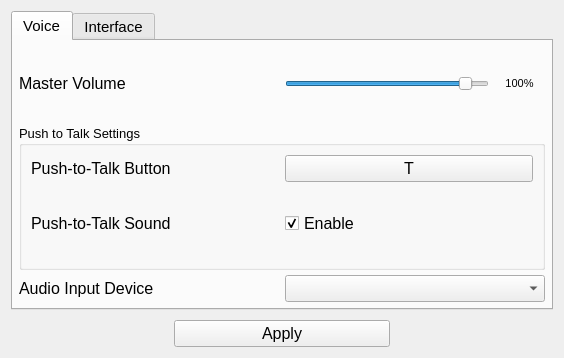
Qt form src/View/SettingsWindow/settingswindow.ui (Flone-dnb/Silent) before a commit.
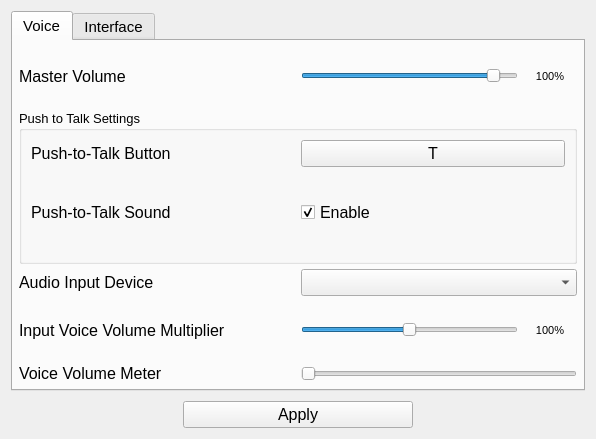
The same form after that commit.

Commit message: Added input voice volume control.

```diff
--- a/src/View/SettingsWindow/settingswindow.ui
+++ b/src/View/SettingsWindow/settingswindow.ui
@@ -6,8 +6,8 @@
    <rect>
     <x>0</x>
     <y>0</y>
-    <width>564</width>
-    <height>358</height>
+    <width>596</width>
+    <height>439</height>
    </rect>
   </property>
   <property name="font">
@@ -23,7 +23,7 @@
    <string notr="true"/>
   </property>
   <widget class="QWidget" name="centralwidget">
-   <layout class="QVBoxLayout" name="verticalLayout_2" stretch="80,20">
+   <layout class="QVBoxLayout" name="verticalLayout_2" stretch="85,15">
     <property name="spacing">
      <number>10</number>
     </property>
@@ -57,7 +57,7 @@
        <attribute name="title">
         <string>Voice</string>
        </attribute>
-       <layout class="QVBoxLayout" name="verticalLayout" stretch="20,40,30">
+       <layout class="QVBoxLayout" name="verticalLayout" stretch="15,40,15,15,15">
         <property name="spacing">
          <number>5</number>
         </property>
@@ -300,6 +300,89 @@
           </item>
          </layout>
         </item>
+        <item>
+         <layout class="QHBoxLayout" name="horizontalLayout_9" stretch="50,50">
+          <item>
+           <widget class="QLabel" name="label_7">
+            <property name="font">
+             <font>
+              <family>Segoe UI</family>
+              <pointsize>12</pointsize>
+             </font>
+            </property>
+            <property name="text">
+             <string>Input Voice Volume Multiplier</string>
+            </property>
+           </widget>
+          </item>
+          <item>
+           <layout class="QHBoxLayout" name="horizontalLayout_10" stretch="80,20">
+            <item>
+             <widget class="QSlider" name="horizontalSlider_input_volume_mult">
+              <property name="maximum">
+               <number>200</number>
+              </property>
+              <property name="value">
+               <number>100</number>
+              </property>
+              <property name="orientation">
+               <enum>Qt::Horizontal</enum>
+              </property>
+             </widget>
+            </item>
+            <item>
+             <widget class="QLabel" name="label_input_voice_mult">
+              <property name="font">
+               <font>
+                <family>Segoe UI</family>
+                <pointsize>8</pointsize>
+               </font>
+              </property>
+              <property name="text">
+               <string>100%</string>
+              </property>
+              <property name="alignment">
+               <set>Qt::AlignCenter</set>
+              </property>
+             </widget>
+            </item>
+           </layout>
+          </item>
+         </layout>
+        </item>
+        <item>
+         <layout class="QHBoxLayout" name="horizontalLayout_8" stretch="50,50">
+          <item>
+           <widget class="QLabel" name="label_6">
+            <property name="font">
+             <font>
+              <family>Segoe UI</family>
+              <pointsize>12</pointsize>
+             </font>
+            </property>
+            <property name="text">
+             <string>Voice Volume Meter</string>
+            </property>
+           </widget>
+          </item>
+          <item>
+           <widget class="QSlider" name="voiceVolumeMeter">
+            <property name="enabled">
+             <bool>false</bool>
+            </property>
+            <property name="maximum">
+             <number>100</number>
+            </property>
+            <property name="pageStep">
+             <number>1</number>
+            </property>
+            <property name="orientation">
+             <enum>Qt::Horizontal</enum>
+            </property>
+           </widget>
+          </item>
+         </layout>
+        </item>
        </layout>
       </widget>
       <widget class="QWidget" name="tab_interface">
```
Left out of the diff: 2 changed lines with no effect on the pictures. The commit also changes 12 other files.
